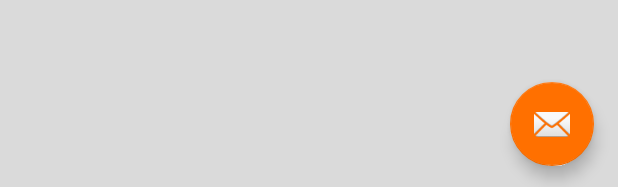
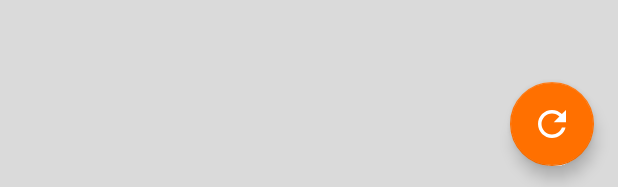
Before and after one commit to hypothermic/windesmemes-android, an Android app: the layout app_bar_main.xml on its own in the app's theme, with its tools: preview values and no code run, on a phone screen of 412 x 824 dp. Shown: the part 1046-1233 px from the top of the screen. Run offline under Robolectric (Android 15) with nearby library versions, the phone set to English and light mode, and no system bars; network calls fail.

Commit message:
Set correct icon for floating action button
Signed-off-by: hypothermic <admin@hypothermic.nl>

```diff
--- /dev/null
+++ b/app/src/main/res/drawable/ic_refresh_white_24dp.xml
@@ -0,0 +1,5 @@
+<vector android:height="24dp" android:tint="#FFFFFF"
+    android:viewportHeight="24.0" android:viewportWidth="24.0"
+    android:width="24dp" xmlns:android="http://schemas.android.com/apk/res/android">
+    <path android:fillColor="#FF000000" android:pathData="M17.65,6.35C16.2,4.9 14.21,4 12,4c-4.42,0 -7.99,3.58 -7.99,8s3.57,8 7.99,8c3.73,0 6.84,-2.55 7.73,-6h-2.08c-0.82,2.33 -3.04,4 -5.65,4 -3.31,0 -6,-2.69 -6,-6s2.69,-6 6,-6c1.66,0 3.14,0.69 4.22,1.78L13,11h7V4l-2.35,2.35z"/>
+</vector>
--- a/app/src/main/res/layout/app_bar_main.xml
+++ b/app/src/main/res/layout/app_bar_main.xml
@@ -26,7 +26,8 @@
         android:layout_height="wrap_content"
         android:layout_gravity="bottom|end"
         android:layout_margin="@dimen/fab_margin"
-        app:srcCompat="@android:drawable/ic_dialog_email" />
+        app:maxImageSize="28dp"
+        app:srcCompat="@drawable/ic_refresh_white_24dp" />
 
     <include layout="@layout/content_main" />
 
```
Also changed, not shown: 1 other file.
